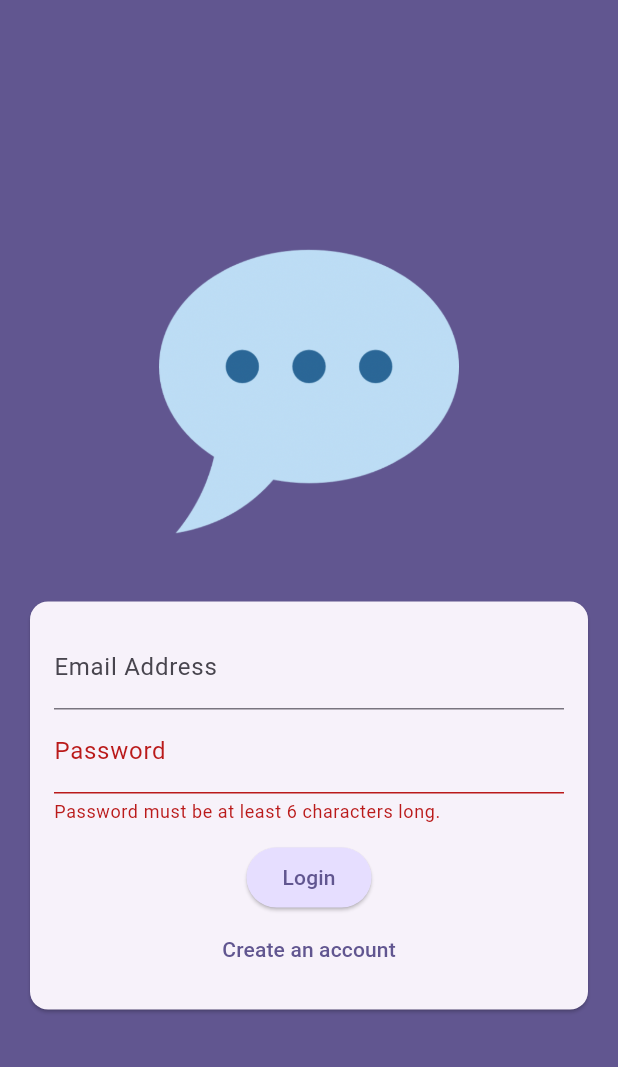
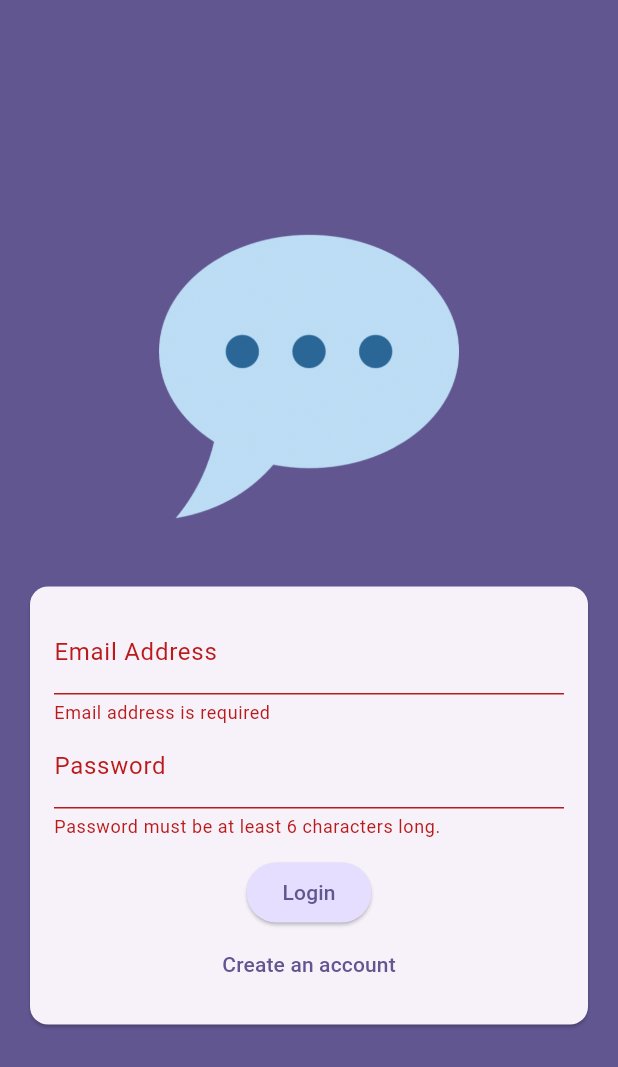
Before and after one commit to UMMAN2005/FLUTTER_CHAT_APP, a Flutter app: the screen it shows after launch, after a tap on "Create an account", after a tap on "I already have an account", after a tap on "Login", on a phone screen of 412 x 824 dp. Shown: the top 1067 px of the screen. Run offline on Flutter 3.47's test engine with Material 3 defaults, Android fonts, the phone set to English and light mode, and no system bars; our stand-ins replace cloud_firestore, firebase_auth, firebase_core, firebase_messaging, firebase_storage, flutter_dotenv and 1 more; accounts and stored records are empty.

Commit message:
Bug fixes

```diff
--- a/lib/screens/auth.dart
+++ b/lib/screens/auth.dart
@@ -25,6 +25,10 @@ class _AuthScreenState extends State<AuthScreen> {
   String _enteredUsername = '';
   File? _selectedImage;
   bool _isAuthenticating = false;
+
+  void _resetForm() {
+    _form.currentState!.reset();
+  }
 
   void _submit() async {
     final isValid = _form.currentState!.validate();
@@ -56,7 +60,6 @@ class _AuthScreenState extends State<AuthScreen> {
           password: _enteredPassword,
         );
 
-        // Add user details to the database if they don't exist
         final user = _firebase.currentUser;
         final userSnapshot = await FirebaseFirestore.instance
             .collection('users')
@@ -82,7 +85,6 @@ class _AuthScreenState extends State<AuthScreen> {
           });
         }
       } else {
-        // Registration flow
         final userCredentials = await _firebase.createUserWithEmailAndPassword(
           email: _enteredEmail,
           password: _enteredPassword,
@@ -122,6 +124,10 @@ class _AuthScreenState extends State<AuthScreen> {
   }
 
   String? validateEmail(String? value) {
+    if (value == null || value.isEmpty) {
+      return 'Email address is required';
+    }
+
     const pattern = r"(?:[a-z0-9!#$%&'*+/=?^_`{|}~-]+(?:\.[a-z0-9!#$%&'"
         r'*+/=?^_`{|}~-]+)*|"(?:[\x01-\x08\x0b\x0c\x0e-\x1f\x21\x23-\x5b\x5d-'
         r'\x7f]|\\[\x01-\x09\x0b\x0c\x0e-\x7f])*")@(?:(?:[a-z0-9](?:[a-z0-9-]*'
@@ -129,11 +135,10 @@ class _AuthScreenState extends State<AuthScreen> {
         r'[0-9])|1[0-9][0-9]|[1-9]?[0-9]))\.){3}(?:(2(5[0-5]|[0-4][0-9])|1[0-9]'
         r'[0-9]|[1-9]?[0-9])|[a-z0-9-]*[a-z0-9]:(?:[\x01-\x08\x0b\x0c\x0e-\x1f\'
         r'x21-\x5a\x53-\x7f]|\\[\x01-\x09\x0b\x0c\x0e-\x7f])+)\])';
+
     final regex = RegExp(pattern);
 
-    return value!.isNotEmpty && !regex.hasMatch(value)
-        ? 'Enter a valid email address'
-        : null;
+    return !regex.hasMatch(value) ? 'Enter a valid email address' : null;
   }
 
   @override
@@ -232,6 +237,7 @@ class _AuthScreenState extends State<AuthScreen> {
                               onPressed: () {
                                 setState(() {
                                   _isLogin = !_isLogin;
+                                  _resetForm();
                                 });
                               },
                               child: Text(
```
Also changed, not shown: lib/firebase_options.dart.
